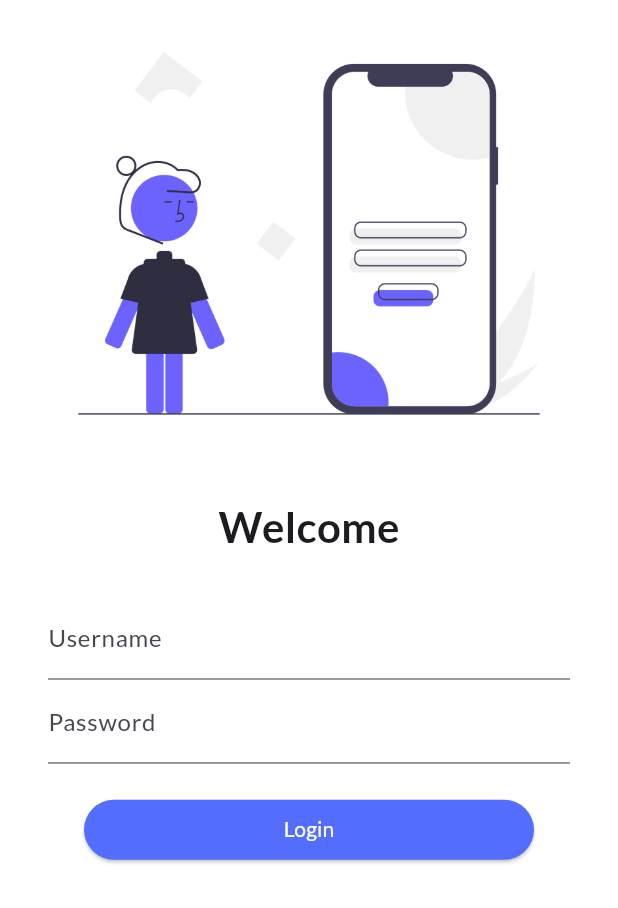
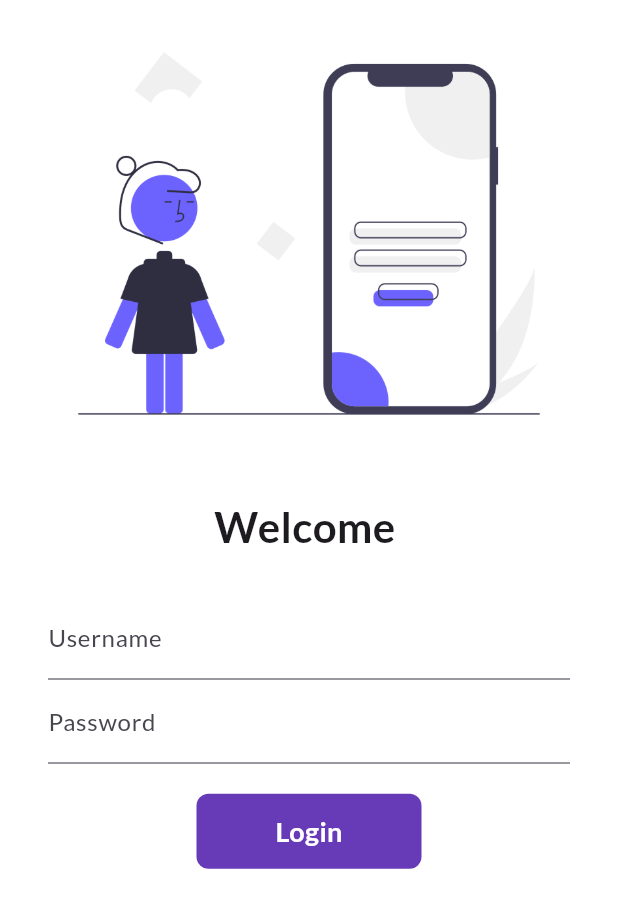
Before and after one commit to BlackHatDevX/flutter_catalog, a Flutter app: the screen it shows after launch, on a phone screen of 412 x 824 dp. Shown: the top 908 px of the screen. Run offline on Flutter 3.47's test engine with Material 3 defaults, Android fonts, the phone set to English and light mode, and no system bars; our stand-ins replace google_fonts.

```diff
--- a/lib/pages/login_page.dart
+++ b/lib/pages/login_page.dart
@@ -3,9 +3,16 @@
 import "package:flutter/material.dart";
 import "package:flutter_catalog/utils/routes.dart";
 
-class LoginPage extends StatelessWidget {
+class LoginPage extends StatefulWidget {
   const LoginPage({super.key});
 
+  @override
+  State<LoginPage> createState() => _LoginPageState();
+}
+
+class _LoginPageState extends State<LoginPage> {
+  var name = "";
+  bool changeButton = false;
   @override
   Widget build(BuildContext context) {
     return Material(
@@ -18,7 +25,7 @@ class LoginPage extends StatelessWidget {
               height: 20,
             ),
             Text(
-              "Welcome",
+              "Welcome $name",
               style: TextStyle(
                 fontSize: 28,
                 fontWeight: FontWeight.bold,
@@ -34,6 +41,10 @@ class LoginPage extends StatelessWidget {
                   TextFormField(
                     decoration: InputDecoration(
                         hintText: "Enter username", labelText: "Username"),
+                    onChanged: (val) {
+                      name = val;
+                      setState(() {});
+                    },
                   ),
                   TextFormField(
                     decoration: InputDecoration(
@@ -43,16 +54,52 @@ class LoginPage extends StatelessWidget {
                   SizedBox(
                     height: 20,
                   ),
-                  ElevatedButton(
-                      onPressed: () {
-                        Navigator.pushNamed(context, MyRoutes.homeRoute);
-                      },
-                      style: TextButton.styleFrom(
-                        minimumSize: Size(300, 40),
-                        backgroundColor: Colors.indigoAccent,
-                        foregroundColor: Colors.white,
-                      ),
-                      child: Text("Login"))
+                  InkWell(
+                    splashColor: Colors.red,
+                    onTap: () async {
+                      setState(() {
+                        if (changeButton) {
+                          changeButton = false;
+                        } else {
+                          changeButton = true;
+                        }
+                      });
+                      await Future.delayed(Duration(milliseconds: 1000));
+                      Navigator.pushNamed(context, MyRoutes.homeRoute);
+                    },
+                    child: AnimatedContainer(
+                      duration: Duration(milliseconds: 1000),
+                      height: 50,
+                      width: changeButton ? 50 : 150,
+                      alignment: Alignment.center,
+                      decoration: BoxDecoration(
+                          color: Colors.deepPurple,
+                          borderRadius:
+                              BorderRadius.circular(changeButton ? 50 : 8)),
+                      child: changeButton
+                          ? Icon(
+                              Icons.done,
+                              color: Colors.white,
+                            )
+                          : Text(
+                              "Login",
+                              style: TextStyle(
+                                  color: Colors.white,
+                                  fontWeight: FontWeight.bold,
+                                  fontSize: 18),
+                            ),
+                    ),
+                  )
+                  // ElevatedButton(
+                  //     onPressed: () {
+                  //       Navigator.pushNamed(context, MyRoutes.homeRoute);
+                  //     },
+                  //     style: TextButton.styleFrom(
+                  //       minimumSize: Size(300, 40),
+                  //       backgroundColor: Colors.indigoAccent,
+                  //       foregroundColor: Colors.white,
+                  //     ),
+                  //     child: Text("Login"))
                 ],
               ),
             )
```
